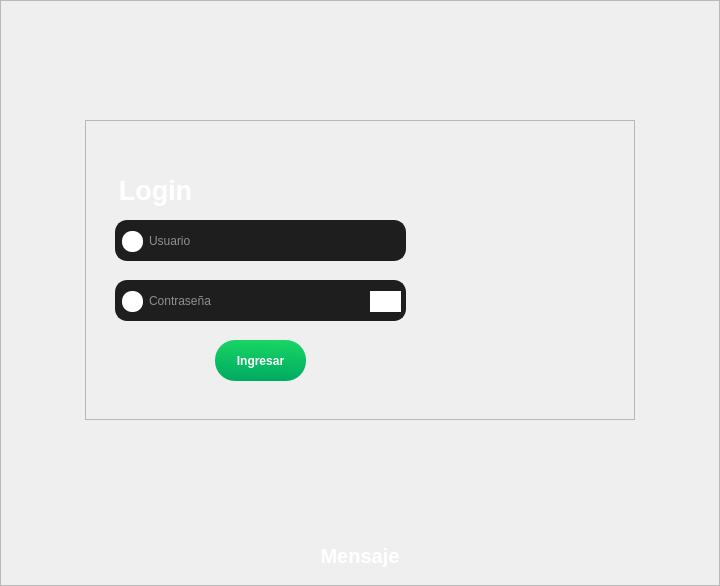
Qt form recursos_graficos_y_logicos/elementos_graficos_ui/pantalla_de_login.ui (Enmanuel-86/TELA-APP) before a commit.
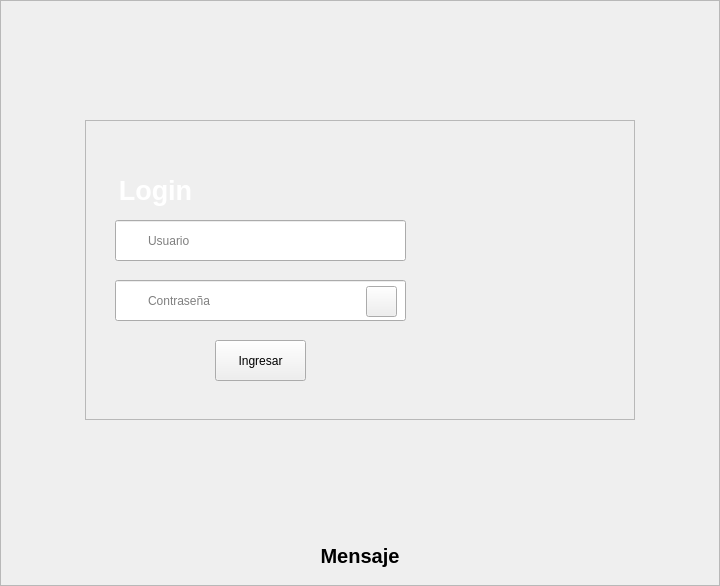
The same form after that commit. Icons and pictures are not drawn.

Commit message: Se estan modificando cosas para que el diseño en el .ui y en el .py el diseño se crudo y se le pueda aplicar la hoja de estilo correctamente

```diff
--- a/recursos_graficos_y_logicos/elementos_graficos_ui/pantalla_de_login.ui
+++ b/recursos_graficos_y_logicos/elementos_graficos_ui/pantalla_de_login.ui
@@ -14,432 +14,7 @@
    <string>Form</string>
   </property>
   <property name="styleSheet">
-   <string notr="true">
-/*Estilo para el sidebar*/
-QWidget[tipo=&quot;sidebar&quot;]{
-	
-	background:rgb(0, 0, 0);
-
-
-}
-
-QPushButton[tipo=&quot;boton_sidebar&quot;]{
-
-	background:transparent;
-	border:0px;
-	color:#ffffff;
-	font: 13pt &quot;Segoe UI&quot;;
-	font-weight: 500;
-	text-align: left;
-	padding: 5px 5px 5px 5px;
-	
-}
-
-QPushButton[tipo=&quot;boton_sidebar&quot;]:hover{
-	
-	background:  rgb(30, 30, 30);
-border:1px solid qlineargradient(spread:pad, x1:0.449, y1:0, x2:0.534, y2:1, stop:0 rgba(19, 162, 74, 255), stop:1 rgba(0, 136, 77, 255));	
-}	
-
-
-QPushButton[tipo=&quot;boton_sidebar&quot;]:checked{
-
-	border:1px solid qlineargradient(spread:pad, x1:0.449, y1:0, x2:0.534, y2:1, stop:0 rgba(19, 162, 74, 255), stop:1 rgba(0, 136, 77, 255));	
-	background: rgb(66, 62, 64)
-	
-
-}
-
-/*********************************************************************************************************************************************************/
-
-
-/*Este Frame es para el fondo el fondo*/
-QFrame[tipo=&quot;espacio_principal&quot;]{
-
-	background-color: rgb(30, 30, 30);
-
-
-}
-
-
-/*Este Frame es el que generalemnte tiene el titulo del formulario*/
-QFrame[tipo=&quot;espacio_titulo_form&quot;]{
-
-		
-	background-color: qlineargradient(spread:pad, x1:0, y1:0.545, x2:1, y2:0.545364, 	stop:0 rgba(25, 213, 100, 255), stop:1 rgba(0, 170, 97, 255));
-	border-radius:20px;
-
-}
-
-
-/*Este frame es aquel que tiene un fondo gris, este frame sirve contener widgets*/
-QFrame[tipo=&quot;espacio_form&quot;]{
-
-	
-	background-color: rgb(66, 62, 64);
-	padding:10px;
-	border-radius:20px;
-
-}
-
-
-
-/*--------------------------------------------------------------------------------------------------*/
-/*--------------------------------------------------------------------------------------------------*/
-/*--------------------------------------------------------------------------------------------------*/
-
-/*Estilo oscuro para los QLineEdits*/
-QLineEdit{
-
-	
-	background-color: rgb(30, 30, 30);
-	border:2px solid #1e1e1e;
-	color: rgb(255, 255, 255);
-	padding:5px 10px;
-	
-	
-	font: 16pt &quot;Segoe UI&quot;;
-
-	border-radius:12px;
-
-
-}
-
-QLineEdit[tipo=&quot;lineedit_tema_claro&quot;]{
-
-	
-	background-color: rgb(255, 255, 255);
-	color: rgb(0, 0, 0);
-
-}
-
-
-
-/* Hover más marcado para que se note */
-QLineEdit:hover {
-    border: 2px solid #00aa61;       
-}
-
-/* Focus azul vibrante tipo Material/Windows */
-QLineEdit:focus {
-    border: 2px solid rgb(25, 213, 100);          /* Azul Material 500 */
-    background-color: rgb(48, 48, 48);          /* Un glow suave azul */
-    /*color: #0D47A1;*/
-}
-
-QLineEdit[tipo=&quot;lineedit_tema_claro&quot;]:focus {
-     border: 2px solid rgb(25, 213, 100);          /* Azul Material 500 */
-    background-color: rgb(239, 239, 239);  
-}
-
-/* Placeholder más visible, moderno */
-QLineEdit::placeholder {
-    color: #7F8C8D;
-    font-style: italic;
-}
-
-/* Estilo para QLineEdit cuando está deshabilitado */
-QLineEdit:disabled {
-    background-color: #F0F0F0;    /* Gris claro para diferenciarlo del blanco activo */
-    border: 2px solid #C0C0C0;    /* Borde más apagado */
-    color: #A0A0A0;               /* Texto gris tenue */
-    border-bottom: 2px solid #B0B0B0; /* Mantener línea inferior sutil */
-}
-
-/*Estilo oscuro para los QLineEdits*/
-
-/*--------------------------------------------------------------------------------------------------*/
-/*--------------------------------------------------------------------------------------------------*/
-/*--------------------------------------------------------------------------------------------------*/
-
-
-QLabel{
-
-	color: rgb(255, 255, 255);
-	border:none;
-	background:none;
-	font: 20pt &quot;Segoe UI&quot;;
-	font-weight:500;
-}
-
-
-/*Este label son los que le dan un titulo a un qlineedit*/
-QLabel[tipo=&quot;titulo_qlineedit&quot;]{
-
-	font: 11pt &quot;Segoe UI&quot;;
-	font-weight: 500;
-	
-
-}
-
-/*Este label son los que le dan un titulo del formulario*/
-QLabel[tipo=&quot;titulo_form&quot;]{
-
-	font: 32pt &quot;Segoe UI&quot;;
-	padding-left:1px;
-	font-weight: 500;
-
-}
-
-QLabel[tipo=&quot;texto&quot;]{
-
-	font: 15pt &quot;Segoe UI&quot;;
-	padding-left:1px;
-	font-weight: 500;
-
-}
-
-/*Este label son los que le dan un titulo a un segmento*/
-QLabel[tipo=&quot;titulo_segmento&quot;]{
-
-	font: 25pt &quot;Segoe UI&quot; bold;
-	padding-left:1px;
-	font-weight: 600;
-}
-
-
-
-
-
-/*--------------------------------------------------------------------------------------------------*/
-
-
-/*estilo para los botones*/
-QPushButton{
-
-	background-color:qlineargradient(spread:pad, x1:0.551, y1:0, x2:0.511, y2:1, stop:0 rgba(25, 213, 100, 255), stop:1 rgba(0, 170, 97, 255)) ;
-	border-radius:20px;
-	font: 12pt &quot;Segoe UI&quot;;
-	font-weight: 500;
-	color: rgb(255, 255, 255);
-	padding:10px;
-
-}
-
-QPushButton:hover{
-
-	
-	background-color: qlineargradient(spread:pad, x1:0, y1:0.518, x2:1, y2:0.557, stop:0 rgba(19, 162, 74, 255), stop:1 rgba(0, 136, 77, 255));
-
-
-
-}
-
-
-/*--------------------------------------------------------------------------------------------------*/
-/*--------------------------------------------------------------------------------------------------*/
-/*--------------------------------------------------------------------------------------------------*/
-
-
-
-/*Estilo para el combobox*/
-
-QComboBox[tipo=&quot;combobox_tema_oscuro&quot;]{
-
-	background:rgb(30, 30, 30);
-	font: 14pt &quot;Segoe UI&quot;;
-	border-radius:12px;	
-	border:1px solid #1e1e1e;
-	padding-left:10px;
-	
-	color: rgb(143, 143, 143);
-	
-
-
-
-}
-
-
-
-QComboBox[tipo=&quot;combobox_tema_oscuro&quot;]::drop-down {
-
-	width:35px;
-	
-	background:qlineargradient(spread:pad, x1:0, y1:0.545, x2:1, y2:0.545364, 			stop:0 rgba(43, 237, 121, 255), stop:1 rgba(0, 170, 97, 255));
-	image: url(:/iconos/imagenes/chevron-down.png);
-border-top-right-radius:10px;
-border-bottom-right-radius:10px;
-
-
-	
-
-}
-
-
-QComboBox[tipo=&quot;combobox_tema_oscuro&quot;] QAbstractItemView {
-    background: rgb(66, 62, 64);
-	color:#ffffff;
-	padding: 10px 5px;
-
-	border-left:2px solid rgb(25, 213, 100);
-	border-right:2px solid rgb(25, 213, 100);
-	border-bottom:2px solid rgb(25, 213, 100);
-    selection-background-color: rgb(60, 56, 214);
-
-	
-}
-
-
-
-
-
-
-
-
-
-QComboBox[tipo=&quot;combobox_tema_oscuro&quot;]:focus {
-    border: 2px solid rgb(25, 213, 100);         
-    background-color: rgb(48, 48, 48); 
-}
-
-
-
-QComboBox[tipo=&quot;combobox_tema_oscuro&quot;]::drop-down:pressed{
-
-	background-color: rgb(0, 170, 97);
-
-}
-
-QComboBox[tipo=&quot;combobox_tema_oscuro&quot;]::drop-down:hover{
-
-background: rgb(2, 150, 84);
-
-}
-
-
-
-
-
-
-
-
-
-QComboBox[tipo=&quot;combobox_tema_claro&quot;]{
-
-	background:#ffffff;
-	font: 14pt &quot;Segoe UI&quot;;
-	border-radius:12px;	
-	border:1px solid #1e1e1e;
-	padding-left:10px;
-	
-
-
-
-}
-
-
-
-QComboBox[tipo=&quot;combobox_tema_claro&quot;]::drop-down {
-
-	width:35px;
-	
-	background:qlineargradient(spread:pad, x1:0, y1:0.545, x2:1, y2:0.545364, 			stop:0 rgba(43, 237, 121, 255), stop:1 rgba(0, 170, 97, 255));
-	
-	image: url(:/iconos/imagenes/chevron-down.png);
-	
-border-top-right-radius:10px;
-border-bottom-right-radius:10px;
-
-
-	
-
-}
-
-
-QComboBox[tipo=&quot;combobox_tema_claro&quot;] QAbstractItemView {
-    background: #ffffff;
-	color:#000000;
-	padding: 10px 5px;
-
-	border-left:2px solid rgb(25, 213, 100);
-	border-right:2px solid rgb(25, 213, 100);
-	border-bottom:2px solid rgb(25, 213, 100);
-    selection-background-color: rgb(60, 56, 214);
-
-	
-}
-
-
-
-QComboBox[tipo=&quot;combobox_tema_claro&quot;] QAbstractScrollArea {
-   
-}
-
-
-
-
-
-
-QComboBox[tipo=&quot;combobox_tema_claro&quot;]:hover {
-    border: 2px solid rgb(25, 213, 100);   
-	border-radius:12px;    
-}
-
-
-/* Focus azul vibrante tipo Material/Windows */
-QComboBox[tipo=&quot;combobox_tema_claro&quot;]:focus {
-    border: 2px solid rgb(25, 213, 100);       
-    /*color: #0D47A1;*/
-}
-
-
-QComboBox[tipo=&quot;combobox_tema_claro&quot;]::drop-down:pressed{
-
-	background-color: rgb(0, 170, 97);
-
-}
-
-
-
-
-
-
-
-/*--------------------------------------------------------------------------------------------------*/
-/*--------------------------------------------------------------------------------------------------*/
-/*--------------------------------------------------------------------------------------------------*/
-
-
-
-/*Estilo para el QRadioButton*/
-
-QRadioButton {
-    color: #ecf0f1;
-    spacing: 8px;
-    padding: 5px;
-    
-	font: 10pt &quot;Segoe UI&quot;;
-    
-}
-
-QRadioButton::indicator {
-    width: 12px;
-    height: 12px;
-    border-radius:8px;
-    border: 2px solid rgb(143, 143, 143);
-    background-color: rgb(30, 30, 30);
-
-}
-
-QRadioButton::indicator:checked {
-    border: 3px solid  qlineargradient(spread:pad, x1:0, y1:0.545, x2:1, y2:0.545364, stop:0 rgba(25, 213, 100, 255), stop:1 rgba(0, 170, 97, 255));
-	
-    background-color:  ;
-
-}
-
-
-QRadioButton::indicator:hover {
-    border:  2px solid #00aa61;
-}
-
-
-QRadioButton::indicator:checked:hover {
-    border:  3px solid #00aa61;;
-
-}
-
-</string>
+   <string notr="true"/>
   </property>
   <layout class="QVBoxLayout" name="verticalLayout">
    <property name="spacing">
@@ -516,6 +91,9 @@
            <height>41</height>
           </rect>
          </property>
+         <property name="toolTip">
+          <string>Escriba su contraseña</string>
+         </property>
          <property name="styleSheet">
           <string notr="true">padding-left:30px;</string>
          </property>
@@ -548,7 +126,7 @@
           <font>
            <family>Segoe UI</family>
            <pointsize>20</pointsize>
-           <weight>62</weight>
+           <weight>75</weight>
            <italic>false</italic>
            <bold>true</bold>
           </font>
@@ -579,6 +157,9 @@
            <height>41</height>
           </rect>
          </property>
+         <property name="toolTip">
+          <string>Escriba su nombre de usuario aqui</string>
+         </property>
          <property name="styleSheet">
           <string notr="true">padding-left:30px;</string>
          </property>
@@ -618,15 +199,11 @@
           </rect>
          </property>
          <property name="styleSheet">
-          <string notr="true">background-color: rgb(255, 255, 255);
-border-radius:10px;</string>
+          <string notr="true"/>
          </property>
          <property name="text">
           <string/>
          </property>
-         <property name="pixmap">
-          <pixmap>../recursos_de_imagenes/iconos_de_interfaz/icono_contraseña.png</pixmap>
-         </property>
          <property name="scaledContents">
           <bool>true</bool>
          </property>
@@ -641,53 +218,15 @@
           </rect>
          </property>
          <property name="styleSheet">
-          <string notr="true">background-color: rgb(255, 255, 255);
-border-radius:10px;</string>
+          <string notr="true"/>
          </property>
          <property name="text">
           <string/>
          </property>
-         <property name="pixmap">
-          <pixmap>../recursos_de_imagenes/iconos_de_interfaz/icono_de_usuario.png</pixmap>
-         </property>
          <property name="scaledContents">
           <bool>true</bool>
          </property>
         </widget>
-        <widget class="QPushButton" name="boton_ver_contrasena">
-         <property name="geometry">
-          <rect>
-           <x>285</x>
-           <y>171</y>
-           <width>31</width>
-           <height>21</height>
-          </rect>
-         </property>
-         <property name="cursor">
-          <cursorShape>PointingHandCursor</cursorShape>
-         </property>
-         <property name="styleSheet">
-          <string notr="true">QPushButton{
-	border: 0px;
-	
-	background-color: rgb(255, 255, 255);
-
-}</string>
-         </property>
-         <property name="text">
-          <string/>
-         </property>
-         <property name="icon">
-          <iconset>
-           <normaloff>../recursos_de_imagenes/iconos_de_interfaz/ver_contraseña.png</normaloff>../recursos_de_imagenes/iconos_de_interfaz/ver_contraseña.png</iconset>
-         </property>
-         <property name="iconSize">
-          <size>
-           <width>25</width>
-           <height>25</height>
-          </size>
-         </property>
-        </widget>
         <widget class="QLabel" name="logo_del_tela">
          <property name="geometry">
           <rect>
@@ -698,18 +237,55 @@
           </rect>
          </property>
          <property name="styleSheet">
-          <string notr="true">background:transparent;</string>
+          <string notr="true"/>
          </property>
          <property name="text">
           <string/>
          </property>
          <property name="pixmap">
-          <pixmap>../recursos_de_imagenes/Tela.png</pixmap>
+          <pixmap resource="../recursos_de_imagenes/recursos_de_imagenes_tela_app.qrc">:/imagenes_y_logos/Tela.png</pixmap>
          </property>
          <property name="scaledContents">
           <bool>true</bool>
          </property>
         </widget>
+        <widget class="QToolButton" name="boton_ver_contrasena">
+         <property name="geometry">
+          <rect>
+           <x>281</x>
+           <y>166</y>
+           <width>31</width>
+           <height>31</height>
+          </rect>
+         </property>
+         <property name="styleSheet">
+          <string notr="true"/>
+         </property>
+         <property name="text">
+          <string/>
+         </property>
+         <property name="checkable">
+          <bool>true</bool>
+         </property>
+         <property name="checked">
+          <bool>false</bool>
+         </property>
+         <property name="autoRepeat">
+          <bool>false</bool>
+         </property>
+         <property name="popupMode">
+          <enum>QToolButton::DelayedPopup</enum>
+         </property>
+         <property name="toolButtonStyle">
+          <enum>Qt::ToolButtonIconOnly</enum>
+         </property>
+         <property name="autoRaise">
+          <bool>false</bool>
+         </property>
+         <property name="arrowType">
+          <enum>Qt::NoArrow</enum>
+         </property>
+        </widget>
        </widget>
       </item>
       <item alignment="Qt::AlignHCenter|Qt::AlignBottom">
@@ -736,7 +312,7 @@
          <font>
           <family>Segoe UI</family>
           <pointsize>15</pointsize>
-          <weight>62</weight>
+          <weight>75</weight>
           <italic>false</italic>
           <bold>true</bold>
          </font>
```
Left out of the diff: 5 changed lines with no effect on the pictures. The commit also changes 1 other file.
